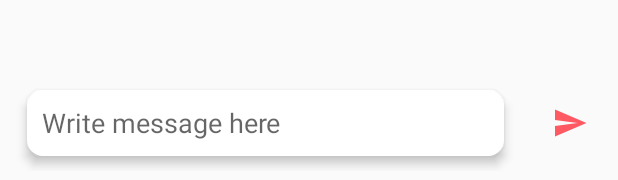
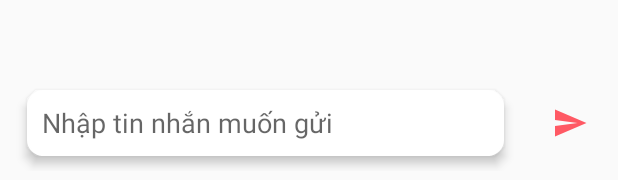
Before and after one commit to ngthanhtri/63131548-CuoiKiAndroidProgramming, an Android app: the layout activity_chat.xml on its own in the app's theme, with its tools: preview values and no code run, on a phone screen of 412 x 824 dp. Shown: the part 1053-1233 px from the top of the screen. Run offline under Robolectric (Android 15) with nearby library versions, the phone set to English and light mode, and no system bars.

Commit message:
Điều chỉnh lần cuối

```diff
--- a/Chat App/app/src/main/java/thanhtri63131548/ntuedu/chatapp/ChatActivity.java
+++ b/Chat App/app/src/main/java/thanhtri63131548/ntuedu/chatapp/ChatActivity.java
@@ -182,11 +182,9 @@ public class ChatActivity extends AppCompatActivity {
 
                     callApi(jsonObject);
 
-
                 } catch (Exception e) {
 
                 }
-
             }
         });
 
@@ -200,7 +198,7 @@ public class ChatActivity extends AppCompatActivity {
         Request request = new Request.Builder()
                 .url(url)
                 .post(body)
-                .header("Authorization", "Bearer ")
+                .header("Authorization", "Bearer AAAArX67N2E:APA91bFjiZrXWt0-cg6js7zAsj0cR5_a4qdLSKJ7q6ff2C9r_iQgXxmIyE1N8VKfs8YCNideRAr7JF69volrPUAH1GacY4p0Jy1y7bp2Sr189M4wyCN4kFU9wX8nJdZjlTywrg3vmYS1")
                 .build();
         client.newCall(request).enqueue(new Callback() {
             @Override
--- a/Chat App/app/src/main/res/layout/activity_chat.xml
+++ b/Chat App/app/src/main/res/layout/activity_chat.xml
@@ -70,7 +70,7 @@
             android:layout_toLeftOf="@id/message_send_btn"
             android:background="@drawable/botron_text"
             android:elevation="4dp"
-            android:hint="Write message here"
+            android:hint="Nhập tin nhắn muốn gửi"
             android:padding="10dp"
             android:id="@+id/chat_message_input"/>
 
--- a/Chat App/app/src/main/res/layout/fragment_profile.xml
+++ b/Chat App/app/src/main/res/layout/fragment_profile.xml
@@ -67,7 +67,4 @@
         android:layout_height="wrap_content"
         android:text="Đăng xuất"
         android:id="@+id/logout_btn"/>
-
-
-
 </LinearLayout>
```
